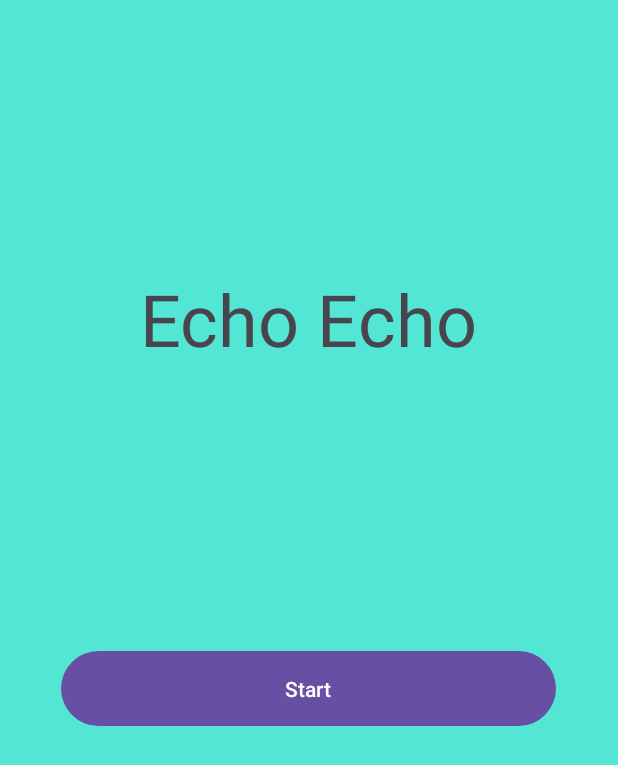
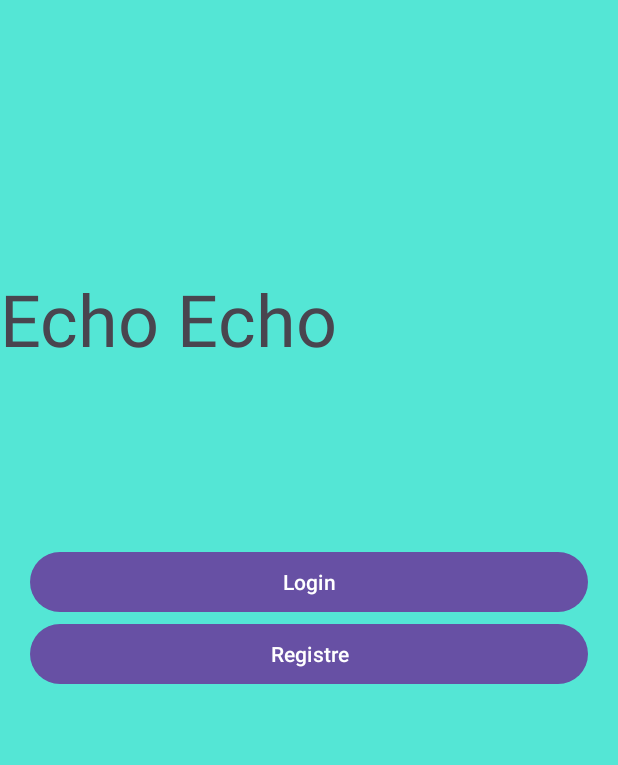
Before and after one commit to EudaX400/EchoEcho, an Android app: the screen it shows after launch (MainActivity), on a phone screen of 412 x 824 dp. Shown: the top 765 px of the screen. Run offline under Robolectric (Android 15) with nearby library versions, the phone set to English and light mode, and no system bars; our stand-ins replace Firebase (no records; nobody signed in at launch, a user with empty details on screens opened directly); Roboto replaces fonts that are not available here.

Commit message:
Implementar base de dades, login i register

```diff
--- a/app/src/main/java/com/example/echoecho/GameActivity.kt
+++ b/app/src/main/java/com/example/echoecho/GameActivity.kt
@@ -10,6 +10,7 @@ import android.widget.ImageView
 import androidx.appcompat.app.AppCompatActivity
 import androidx.core.animation.doOnEnd
 import kotlinx.coroutines.*
+import java.util.ArrayList
 import kotlin.random.Random
 
 class GameActivity : AppCompatActivity() {
--- a/app/src/main/java/com/example/echoecho/MainActivity.kt
+++ b/app/src/main/java/com/example/echoecho/MainActivity.kt
@@ -4,16 +4,45 @@ import android.content.Intent
 import androidx.appcompat.app.AppCompatActivity
 import android.os.Bundle
 import android.widget.Button
+import android.widget.Toast
+import com.google.firebase.auth.FirebaseAuth
+import com.google.firebase.auth.FirebaseUser
 
 class MainActivity : AppCompatActivity() {
+    //per a comprovar si la sessió esta inicialitzada
+    lateinit var auth: FirebaseAuth
+    var user: FirebaseUser? = null;
     override fun onCreate(savedInstanceState: Bundle?) {
         super.onCreate(savedInstanceState)
         setContentView(R.layout.activity_main)
-
-        val start: Button = findViewById(R.id.buttonStart)
-        start.setOnClickListener {
-            val intent = Intent(this@MainActivity, GameActivity::class.java)
+        //assigna valor a user
+        auth = FirebaseAuth.getInstance()
+        user = auth.currentUser
+        53
+        var BTMLOGIN = findViewById<Button>(R.id.BTMLOGIN);
+        var BTMREGISTRO = findViewById<Button>(R.id.BTMREGISTRO);
+        BTMLOGIN.setOnClickListener() {
+            val intent = Intent(this, Login::class.java)
+            startActivity(intent)
+        }
+        BTMREGISTRO.setOnClickListener() {
+            //Toast.makeText(this, "click botó Registre",Toast.LENGTH_LONG).show();
+            val intent = Intent(this, Registro::class.java)
             startActivity(intent)
         }
     }
+
+    // Aquest mètode s'executarà quan s'obri el menu
+    override fun onStart() {
+        usuariLogejat()
+        super.onStart()
+    }
+
+    private fun usuariLogejat() {
+        if (user != null) {
+            val intent = Intent(this, Menu::class.java)
+            startActivity(intent)
+            finish()
+        }
+    }
 }
--- /dev/null
+++ b/app/src/main/java/com/example/echoecho/Splash.kt
@@ -0,0 +1,25 @@
+package com.example.echoecho
+
+import android.content.Intent
+import androidx.appcompat.app.AppCompatActivity
+import android.os.Bundle
+import android.os.Handler
+
+class Splash : AppCompatActivity() {
+    private val duracio: Long = 3000;
+
+    override fun onCreate(savedInstanceState: Bundle?) {
+        super.onCreate(savedInstanceState)
+        setContentView(R.layout.activity_splash)
+        //amaguem la barra, pantalla a full
+        supportActionBar?.hide()
+        canviarActivity();
+    }
+
+    private fun canviarActivity() {
+        Handler().postDelayed({
+            val intent = Intent(this, MainActivity::class.java)
+            startActivity(intent)
+        }, duracio)
+    }
+}
--- a/app/src/main/res/layout/activity_main.xml
+++ b/app/src/main/res/layout/activity_main.xml
@@ -1,5 +1,5 @@
 <?xml version="1.0" encoding="utf-8"?>
-<androidx.constraintlayout.widget.ConstraintLayout xmlns:android="http://schemas.android.com/apk/res/android"
+<RelativeLayout xmlns:android="http://schemas.android.com/apk/res/android"
     xmlns:app="http://schemas.android.com/apk/res-auto"
     xmlns:tools="http://schemas.android.com/tools"
     android:layout_width="match_parent"
@@ -20,19 +20,25 @@
         app:layout_constraintStart_toStartOf="parent"
         app:layout_constraintTop_toTopOf="parent" />
 
-    <Button
-        android:id="@+id/buttonStart"
-        android:layout_width="330dp"
-        android:layout_height="58dp"
-        android:layout_marginBottom="336dp"
-        android:ellipsize="middle"
-        android:text="Start"
-        app:iconSize="18dp"
-        app:iconTint="#1934C8"
-        app:iconTintMode="add"
-        app:layout_constraintBottom_toBottomOf="parent"
-        app:layout_constraintEnd_toEndOf="parent"
-        app:layout_constraintHorizontal_bias="0.493"
-        app:layout_constraintStart_toStartOf="parent"
-        app:strokeColor="#213AC5" />
-</androidx.constraintlayout.widget.ConstraintLayout>
+
+    <LinearLayout
+        android:layout_width="match_parent"
+        android:layout_height="match_parent"
+        android:gravity="center"
+        android:orientation="vertical"
+        android:padding="20dp">
+        <!-- botó de login -->
+        <Button
+            android:id="@+id/BTMLOGIN"
+            android:layout_width="match_parent"
+            android:layout_height="wrap_content"
+            android:text="@string/BTMLOGIN" />
+        <!--botó de registrar-se -->
+        <Button
+            android:id="@+id/BTMREGISTRO"
+            android:layout_width="match_parent"
+            android:layout_height="wrap_content"
+            android:text="@string/BTMREGISTRO" />
+    </LinearLayout>
+
+</RelativeLayout>
--- a/build.gradle.kts
+++ b/build.gradle.kts
@@ -2,4 +2,5 @@
 plugins {
     id("com.android.application") version "8.2.2" apply false
     id("org.jetbrains.kotlin.android") version "1.9.22" apply false
+    id("com.google.gms.google-services") version "4.4.1" apply false
 }
```
Also changed, not shown: app/build.gradle.kts (+8 -1 lines), app/src/main/AndroidManifest.xml (+19 -1 lines), app/src/main/java/com/example/echoecho/Login.kt (added, +71 -0 lines), app/src/main/java/com/example/echoecho/Menu.kt (added, +61 -0 lines), app/src/main/java/com/example/echoecho/Registro.kt (added, +128 -0 lines), app/src/main/res/layout/activity_login.xml (added, +51 -0 lines), app/src/main/res/layout/activity_menu.xml (added, +93 -0 lines), app/src/main/res/layout/activity_registro.xml (added, +61 -0 lines), app/src/main/res/layout/activity_splash.xml (added, +9 -0 lines), app/src/main/res/values/strings.xml (+25 -0 lines), 1 other file.
